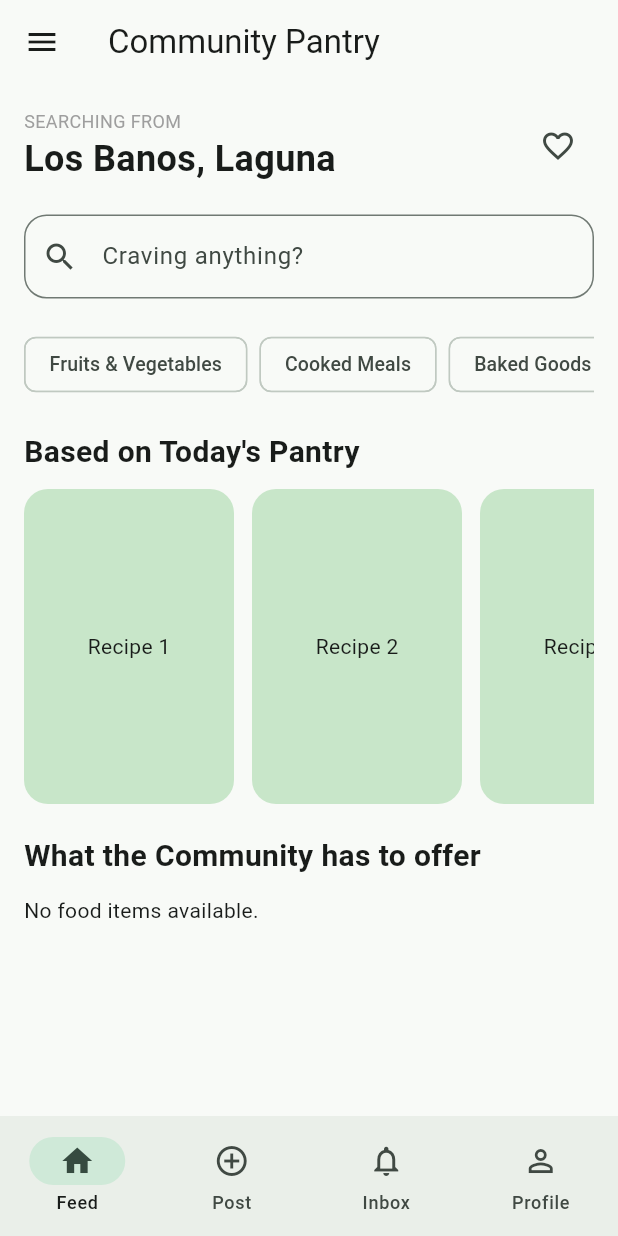
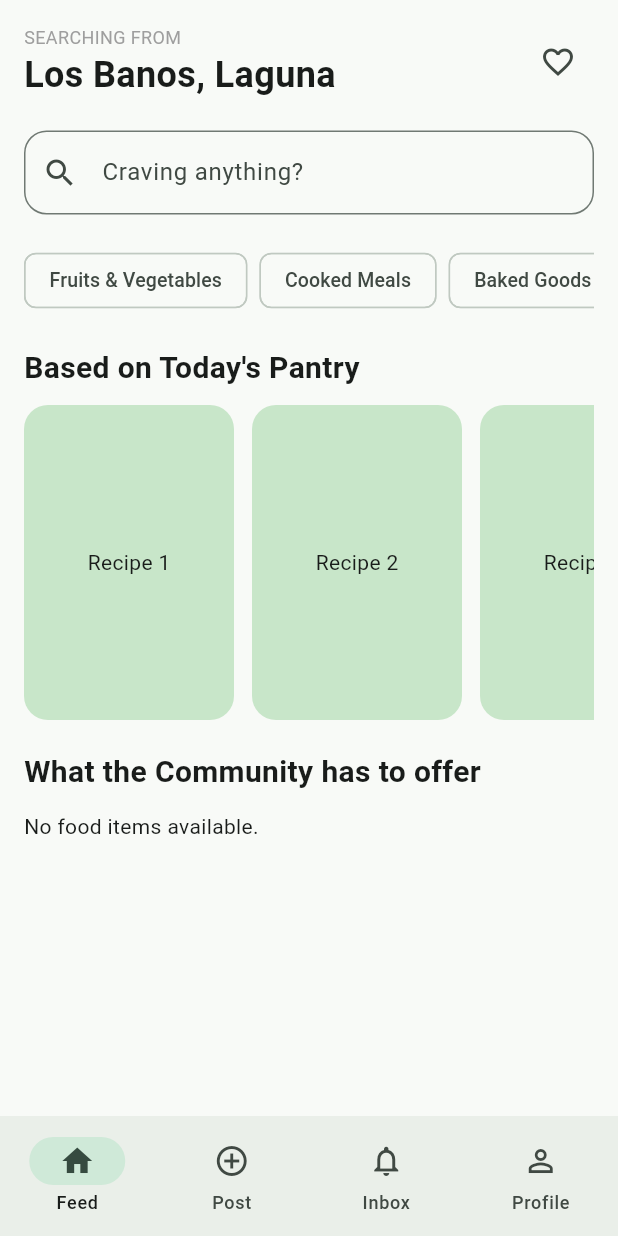
Before and after one commit to joashii/cmsc23-final-project, a Flutter app: the screen it shows once a user with an empty profile is signed in, on a phone screen of 412 x 824 dp. Run offline on Flutter 3.47's test engine with Material 3 defaults, Android fonts, the light colour scheme and no system bars; our stand-ins replace camera, cloud_firestore, firebase_auth, firebase_core, image_picker; accounts and stored records are empty; generated files the repository leaves out were written again.

Commit message:
removed the appbar (community pantry) in the design

```diff
--- a/lib/screens/feed.dart
+++ b/lib/screens/feed.dart
@@ -70,41 +70,10 @@ class _FoodFeedPageState extends State<FoodFeedPage> {
   @override
   Widget build(BuildContext context) {
     return Scaffold(
-      appBar: AppBar(title: const Text("Community Pantry")),
+      appBar: null,
 
-      drawer: Drawer(
-        child: ListView(
-          padding: EdgeInsets.zero,
-          children: [
-            const DrawerHeader(
-              decoration: BoxDecoration(color: Colors.green),
-              child: Text(
-                "Elbeats Menu",
-                style: TextStyle(color: Colors.white, fontSize: 24),
-              ),
-            ),
-
-            ListTile(
-              leading: const Icon(Icons.person),
-              title: const Text("View & Edit Profile"),
-              onTap: () {
-                Navigator.pop(context);
-                Navigator.pushNamed(context, "/profile");
-              },
-            ),
-
-            ListTile(
-              leading: const Icon(Icons.logout),
-              title: const Text("Logout"),
-              onTap: () {
-                context.read<UserAuthProvider>().signOut();
-              },
-            ),
-          ],
-        ),
-      ),
-
-      body: SingleChildScrollView(
+      body: SafeArea(
+        child: SingleChildScrollView(
           child: Padding(
             padding: const EdgeInsets.all(16),
             child: Column(
@@ -124,6 +93,7 @@ class _FoodFeedPageState extends State<FoodFeedPage> {
 
                 _buildCommunitySection(),
               ],
+            ),
           ),
         ),
       ),
--- a/lib/screens/user_profile.dart
+++ b/lib/screens/user_profile.dart
@@ -48,8 +48,10 @@ class _ProfilePageState extends State<ProfilePage> {
             ),
             actions: [
               IconButton(
-                onPressed: () {},
-                icon: const Icon(Icons.menu_rounded),
+                onPressed: () async {
+                  await context.read<UserAuthProvider>().signOut();
+                },
+                icon: const Icon(Icons.logout_rounded),
                 color: colorScheme.onSurface,
               ),
             ],
```
Lines whose indentation alone changed are shown as unchanged.
